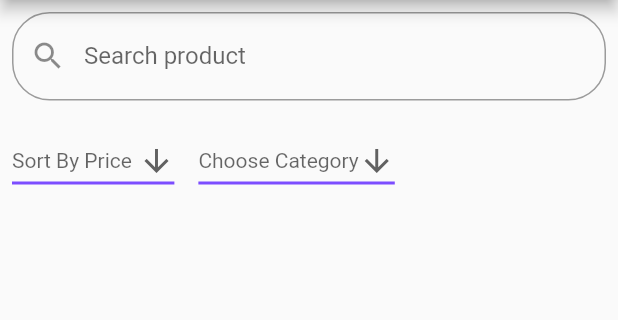
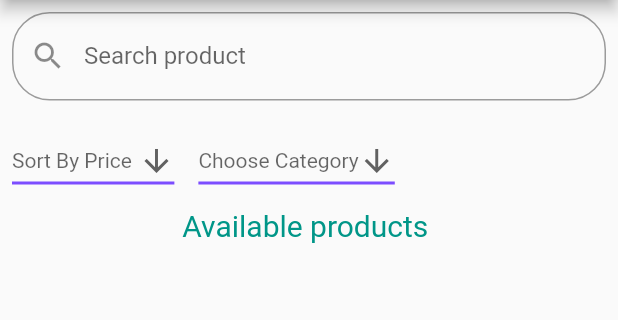
Before and after one commit to INTERNS-LXI-TECHNOLOGIES/Flutter-Workshop, a Flutter app: the Purchase screen opened by its route, on a phone screen of 412 x 824 dp, the part 84-404 px from its top. Run offline on Flutter 3.47's test engine with Material 2 defaults, Android fonts, the phone set to English and light mode, and no system bars.

Commit message:
http://jira.bytatech.com:8080/browse/IN-8394

```diff
--- a/customerApp/lib/main.dart
+++ b/customerApp/lib/main.dart
@@ -30,13 +30,14 @@ class DemoInfo {
   final String demoTitle;
   final String demoRoute;
 
-  DemoInfo(this.demoTitle, this.demoRoute)
+  DemoInfo(this.demoTitle, this.demoRoute,  )
       : assert(demoTitle != null),
         assert(demoRoute != null);
 }
 
 List<DemoInfo> demoList = [
 DemoInfo(
+
 'Register Complaint',
 '/addComplaint',
 ),
--- a/customerApp/lib/src/addComplaint.dart
+++ b/customerApp/lib/src/addComplaint.dart
@@ -67,14 +67,14 @@ class FormScreenState extends State<FormScreen> {
                     style: TextStyle(color: Colors.red, fontSize: 16),
                   ),
                   onPressed: () {
-//                    if (!formKey.currentState.validate()) {
+                    if (!formKey.currentState.validate()) {
                       showDialog(
                           context: context,
                           child: new AlertDialog(
                             title: new Text(
                                 "Congrats !!! your ticket has been Generated !"),
                           ));
-                  //  }
+                    }
                     // ignore: unnecessary_statements
                   })
             ],
--- a/customerApp/lib/src/purchase.dart
+++ b/customerApp/lib/src/purchase.dart
@@ -12,9 +12,9 @@ class Purchase extends StatefulWidget {
 class FormScreenState extends State<Purchase> {
   TextEditingController editingController = TextEditingController();
 
-//  Widget build(BuildContext context) {
-//    return Scaffold(appBar: AppBar(title: Text(" Customer Service Register ")));
-//  }
+  ListView buildListView() {
+    Text('ffffffffffff');
+  }
 
   @override
   Widget build(BuildContext context) {
@@ -39,17 +39,30 @@ class FormScreenState extends State<Purchase> {
               ),
             ),
             Container(
-              child: Row(
-                children: <Widget>[Padding(
+              child: Row(children: <Widget>[
+                Padding(
                   padding: const EdgeInsets.all(8.0),
                   child: DropdownSort(),
                 ),
                 Padding(
-                  padding:  const EdgeInsets.all(8.0),
+                  padding: const EdgeInsets.all(8.0),
                   child: DropdownCategory(),
-                )],
+                ),
+
+              ]),
+            ),
+            Container(
+              child: Column(
+                children: <Widget>[
+                  (Center(
+                      child: Text(
+                    'Available products ',
+                    style: TextStyle(fontSize: 20, color: Colors.teal),
+                  ))),
+                ],
               ),
             ),
+            //buildListView()
           ],
         ),
       ),
```
Also changed, not shown: customerApp/lib/widget/listProducts.dart (added, +11 -0 lines).
